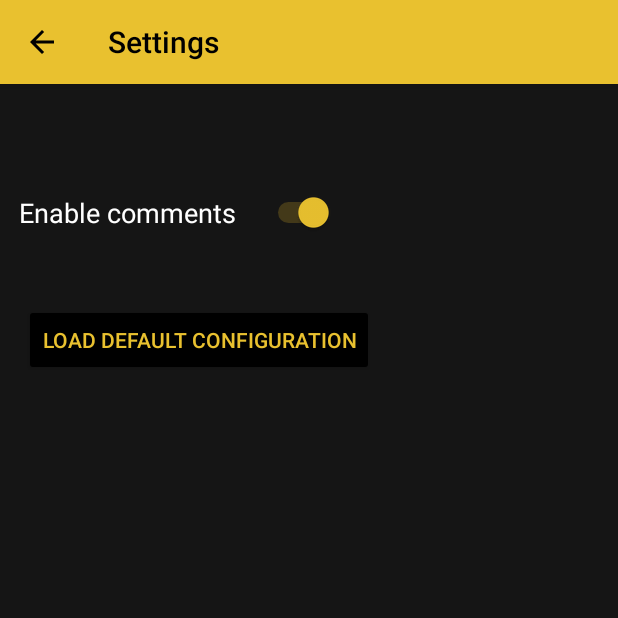
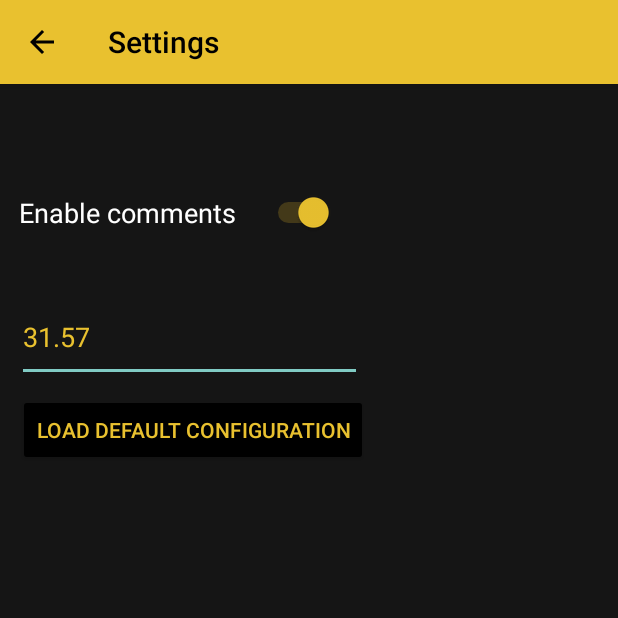
Before and after one commit to lukasz-drzensla/GPSDosimeter, an Android app: the SettingsActivity screen opened directly, with no data from a screen before it, after a tap on "LOAD DEFAULT CONFIGURATION", on a phone screen of 412 x 824 dp, the top half of it. Run offline under Robolectric (Android 15) with nearby library versions, the phone set to English and light mode, and no system bars.

Commit message:
Added interactive status changing (connect and unsafe level). Added unsafe level setting.

```diff
--- a/app/src/main/java/pl/edu/agh/gpsdosimeter/BTTools.java
+++ b/app/src/main/java/pl/edu/agh/gpsdosimeter/BTTools.java
@@ -70,6 +70,8 @@ public class BTTools {
                     name = bt.getName().toString();
                     Log.i("name: ", name);
                 }
+            } else {
+                return new ConnInfo("Error", "Error");
             }
 
         }
--- a/app/src/main/java/pl/edu/agh/gpsdosimeter/FileManager.java
+++ b/app/src/main/java/pl/edu/agh/gpsdosimeter/FileManager.java
@@ -27,12 +27,13 @@ import javax.xml.transform.stream.StreamResult;
 
 public class FileManager {
     public final String configName = "config.xml";
-    private final String defaultConfig = "<?xml version=\"1.0\" encoding=\"utf-8\"?><config><working_file path=\"test.xml\"/><add_comments value=\"true\"/></config>";
+    private final String defaultConfig = "<?xml version=\"1.0\" encoding=\"utf-8\"?><config><working_file path=\"test.xml\"/><add_comments value=\"true\"/><unsafe_level value=\"31.57\"/></config>";
 
     class AppConfig {
         private String workingFilePath = "";
         private boolean addComments = false;
-        public AppConfig(String _workingFilePath, String _addComments) {
+        private float unsafeLevel = 31.57f;
+        public AppConfig(String _workingFilePath, String _addComments, float _unsafeLevel) {
             this.workingFilePath = _workingFilePath;
             if (_addComments.contains("true"))
             {
@@ -40,6 +41,7 @@ public class FileManager {
             } else {
                 this.addComments = false;
             }
+            this.unsafeLevel = _unsafeLevel;
         }
 
         public void setWorkingFilePath(String _workingFilePath)
@@ -52,6 +54,18 @@ public class FileManager {
             this.addComments = _addComments;
         }
 
+        public void setUnsafeLevel(String _unsafeLevel)
+        {
+            Log.d("Parse", _unsafeLevel);
+            try {
+                this.unsafeLevel = Float.parseFloat(_unsafeLevel);
+            } catch (java.lang.NumberFormatException e)
+            {
+                this.unsafeLevel = 0.0f;
+            }
+
+        }
+
         public String getWorkingFileName()
         {
             return workingFilePath;
@@ -60,6 +74,7 @@ public class FileManager {
         {
             return addComments;
         }
+        public float getUnsafeLevel() {return unsafeLevel;}
         public void saveConfig(String path)
         {
             DocumentBuilderFactory dbFactory = DocumentBuilderFactory.newInstance();
@@ -85,6 +100,12 @@ public class FileManager {
             attrType2.setValue(String.valueOf(this.addComments));
             add_comments.setAttributeNode(attrType2);
             rootElement.appendChild(add_comments);
+
+            Element unsafe_Level = doc.createElement("unsafe_level");
+            Attr attrType3 = doc.createAttribute("value");
+            attrType3.setValue(String.valueOf(this.unsafeLevel));
+            unsafe_Level.setAttributeNode(attrType3);
+            rootElement.appendChild(unsafe_Level);
 
             TransformerFactory transformerFactory = TransformerFactory.newInstance();
             Transformer transformer = null;
@@ -134,13 +155,13 @@ public class FileManager {
         return true;
     }
 
-    protected AppConfig createAppConfig(String _workingFilePath, String _addComments)
+    protected AppConfig createAppConfig(String _workingFilePath, String _addComments, String _unsafeLevel)
     {
-        return new AppConfig(_workingFilePath, _addComments);
+        return new AppConfig(_workingFilePath, _addComments, Float.parseFloat(_unsafeLevel));
     }
     protected AppConfig createAppConfig()
     {
-        return new AppConfig("", "");
+        return new AppConfig("", "", 31.57f);
     }
 
     protected List<Measurement> parseMeasurements(String filepath)
@@ -195,8 +216,9 @@ public class FileManager {
         Element confRoot = config.getDocumentElement();
         Element workingFile = (Element)confRoot.getElementsByTagName("working_file").item(0);
         Element addComments = (Element)confRoot.getElementsByTagName("add_comments").item(0);
+        Element unsafeLevel = (Element)confRoot.getElementsByTagName("unsafe_level").item(0);
 
-        return createAppConfig(workingFile.getAttribute("path"), addComments.getAttribute("value"));
+        return createAppConfig(workingFile.getAttribute("path"), addComments.getAttribute("value"), unsafeLevel.getAttribute("value"));
     }
 
     public List<Measurement> loadMeasurements(String parentPath)
--- a/app/src/main/java/pl/edu/agh/gpsdosimeter/ManageActivity.java
+++ b/app/src/main/java/pl/edu/agh/gpsdosimeter/ManageActivity.java
@@ -289,7 +289,7 @@ public class ManageActivity extends AppCompatActivity {
     void createNewFile (String fileName)
     {
         FileManager fileManager = new FileManager();
-        appConfig = fileManager.createAppConfig("", "");
+        appConfig = fileManager.createAppConfig("", "", "3.6");
         try {
             String configPath = new File(getApplicationContext().getFilesDir(), fileManager.configName).getAbsolutePath();
             appConfig = fileManager.loadAppConfig(configPath);
--- a/app/src/main/java/pl/edu/agh/gpsdosimeter/SettingsActivity.java
+++ b/app/src/main/java/pl/edu/agh/gpsdosimeter/SettingsActivity.java
@@ -1,10 +1,14 @@
 package pl.edu.agh.gpsdosimeter;
 
 import android.os.Bundle;
+import android.text.Editable;
+import android.text.TextWatcher;
+import android.text.method.BaseKeyListener;
 import android.util.Log;
 import android.view.View;
 import android.widget.Button;
 import android.widget.CompoundButton;
+import android.widget.EditText;
 import android.widget.Switch;
 
 import androidx.activity.EdgeToEdge;
@@ -31,10 +35,11 @@ public class SettingsActivity extends AppCompatActivity {
 
         /* GUI elements */
         Switch en_comm_sw = findViewById(R.id.en_comm_sw);
+        EditText unsafe_level_inputtxt = findViewById(R.id.rad_unsafe_inputtxt);
         Button def_conf_btn = findViewById(R.id.load_def_conf_btn);
 
         FileManager initFileManager = new FileManager();
-        FileManager.AppConfig initAppConfig = initFileManager.createAppConfig("", "");
+        FileManager.AppConfig initAppConfig = initFileManager.createAppConfig("", "", "3.6");
         try {
             String configPath = new File(getApplicationContext().getFilesDir(), "config.xml").getAbsolutePath();
             initAppConfig = initFileManager.loadAppConfig(configPath);
@@ -45,14 +50,46 @@ public class SettingsActivity extends AppCompatActivity {
         if (initAppConfig != null)
         {
             en_comm_sw.setChecked(initAppConfig.getAddComments());
+            unsafe_level_inputtxt.setText(Float.toString(initAppConfig.getUnsafeLevel()));
         }
+
+        unsafe_level_inputtxt.addTextChangedListener(new TextWatcher() {
+            @Override
+            public void beforeTextChanged(CharSequence s, int start, int count, int after) {
+
+            }
+
+            @Override
+            public void onTextChanged(CharSequence s, int start, int before, int count) {
+
+            }
+
+            @Override
+            public void afterTextChanged(Editable s) {
+                Log.d("Changing unsafe level", unsafe_level_inputtxt.getText().toString());
+                FileManager fileManager = new FileManager();
+                FileManager.AppConfig appConfig = fileManager.createAppConfig("", "", "3.6");
+                try {
+                    String configPath = new File(getApplicationContext().getFilesDir(), "config.xml").getAbsolutePath();
+                    appConfig = fileManager.loadAppConfig(configPath);
+                } catch (Exception e) {
+                    Log.d("Changing unsafe level", e.toString());
+                }
+                if (appConfig != null) {
+                    appConfig.setUnsafeLevel(unsafe_level_inputtxt.getText().toString());
+                    appConfig.saveConfig(new File(getApplicationContext().getFilesDir(), "config.xml").getAbsolutePath());
+                } else {
+                    Log.e("Settings Activity", "Unable to open config file");
+                }
+            }
+        });
 
         en_comm_sw.setOnCheckedChangeListener(new CompoundButton.OnCheckedChangeListener() {
             @Override
             public void onCheckedChanged(CompoundButton buttonView, boolean isChecked) {
                 Log.d("DEBUG", String.valueOf(isChecked));
                 FileManager fileManager = new FileManager();
-                FileManager.AppConfig appConfig = fileManager.createAppConfig("", "");
+                FileManager.AppConfig appConfig = fileManager.createAppConfig("", "", "3.6");
                 try {
                     String configPath = new File(getApplicationContext().getFilesDir(), "config.xml").getAbsolutePath();
                     appConfig = fileManager.loadAppConfig(configPath);
@@ -75,7 +112,7 @@ public class SettingsActivity extends AppCompatActivity {
                 FileManager initFileManager = new FileManager();
                 if (initFileManager.createCleanConfig(new File(getApplicationContext().getFilesDir(), initFileManager.configName).getAbsolutePath()))
                 {
-                    FileManager.AppConfig initAppConfig = initFileManager.createAppConfig("", "");
+                    FileManager.AppConfig initAppConfig = initFileManager.createAppConfig("", "", "3.6");
                     try {
                         String configPath = new File(getApplicationContext().getFilesDir(), "config.xml").getAbsolutePath();
                         initAppConfig = initFileManager.loadAppConfig(configPath);
@@ -86,6 +123,7 @@ public class SettingsActivity extends AppCompatActivity {
                     if (initAppConfig != null)
                     {
                         en_comm_sw.setChecked(initAppConfig.getAddComments());
+                        unsafe_level_inputtxt.setText(Float.toString(initAppConfig.getUnsafeLevel()));
                     }
                 }
             }
--- a/app/src/main/res/layout/activity_settings.xml
+++ b/app/src/main/res/layout/activity_settings.xml
@@ -27,11 +27,25 @@
         android:id="@+id/load_def_conf_btn"
         android:layout_width="wrap_content"
         android:layout_height="wrap_content"
-        android:layout_marginStart="16dp"
-        android:layout_marginTop="28dp"
+        android:layout_marginStart="12dp"
+        android:layout_marginTop="8dp"
         android:backgroundTint="@color/black"
         android:text="@string/settings_new_config"
         android:textColor="@color/rad_yellow"
         app:layout_constraintStart_toStartOf="parent"
+        app:layout_constraintTop_toBottomOf="@+id/rad_unsafe_inputtxt" />
+
+    <EditText
+        android:id="@+id/rad_unsafe_inputtxt"
+        android:layout_width="230dp"
+        android:layout_height="60dp"
+        android:layout_marginTop="20dp"
+        android:ems="10"
+        android:inputType="text"
+        android:textColor="@color/rad_yellow"
+        app:layout_constraintEnd_toEndOf="parent"
+        app:layout_constraintHorizontal_bias="0.064"
+        app:layout_constraintStart_toStartOf="parent"
         app:layout_constraintTop_toBottomOf="@+id/en_comm_sw" />
+
 </androidx.constraintlayout.widget.ConstraintLayout>
```
Also changed, not shown: app/src/main/java/pl/edu/agh/gpsdosimeter/MainActivity.java (+54 -5 lines), app/src/main/res/layout/activity_main.xml (+12 -6 lines).
